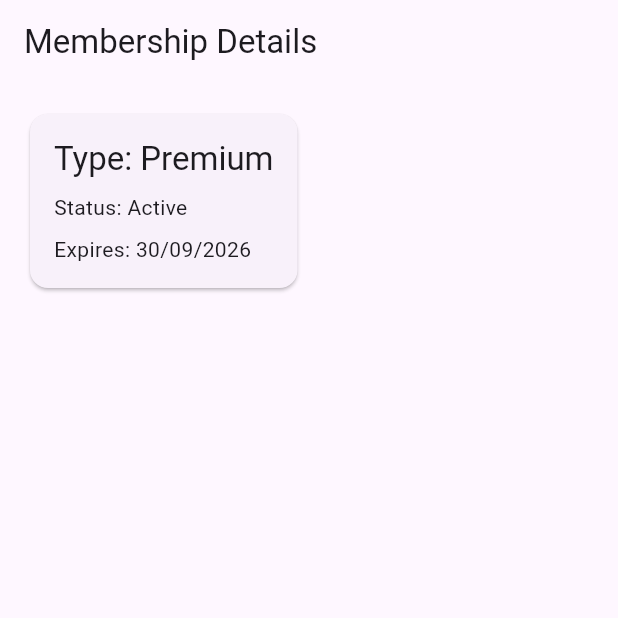
After one commit to Ventoqipa/vtqp_flutter_gym_sample, a Flutter app: the MembershipPage screen opened by its route, on a phone screen of 412 x 824 dp, the top half of it. The commit adds this screen. Run offline on Flutter 3.47's test engine with Material 3 defaults, Android fonts, the phone set to English and light mode, and no system bars; our stand-ins replace flutter_riverpod, go_router.

Commit message:
feat: implement membership and access history features with riverpod

```diff
--- /dev/null
+++ b/lib/features/access_history/domain/repositories/access_history_repository.dart
@@ -0,0 +1,5 @@
+import 'package:vtqp_flutter_gym_sample/features/access_history/domain/entities/access_record.dart';
+
+abstract class AccessHistoryRepository {
+  Future<List<AccessRecord>> getAccessHistory();
+}
--- /dev/null
+++ b/lib/features/membership/data/repositories/mock_membership_repository.dart
@@ -0,0 +1,15 @@
+import 'package:vtqp_flutter_gym_sample/features/membership/domain/entities/membership.dart';
+import 'package:vtqp_flutter_gym_sample/features/membership/domain/repositories/membership_repository.dart';
+
+class MockMembershipRepository implements MembershipRepository {
+  @override
+  Future<Membership> getMembership() async {
+    await Future<void>.delayed(const Duration(milliseconds: 300));
+
+    return const Membership(
+      type: 'Premium',
+      status: 'Active',
+      expirationDate: '30/09/2026',
+    );
+  }
+}
--- /dev/null
+++ b/lib/features/membership/domain/entities/membership.dart
@@ -0,0 +1,11 @@
+class Membership {
+  const Membership({
+    required this.type,
+    required this.status,
+    required this.expirationDate,
+  });
+
+  final String type;
+  final String status;
+  final String expirationDate;
+}
--- /dev/null
+++ b/lib/features/membership/domain/repositories/membership_repository.dart
@@ -0,0 +1,5 @@
+import 'package:vtqp_flutter_gym_sample/features/membership/domain/entities/membership.dart';
+
+abstract class MembershipRepository {
+  Future<Membership> getMembership();
+}
--- /dev/null
+++ b/lib/features/membership/presentation/pages/membership_page.dart
@@ -0,0 +1,44 @@
+import 'package:flutter/material.dart';
+import 'package:flutter_riverpod/flutter_riverpod.dart';
+import 'package:vtqp_flutter_gym_sample/features/membership/presentation/providers/membership_providers.dart';
+
+class MembershipPage extends ConsumerWidget {
+  const MembershipPage({super.key});
+
+  @override
+  Widget build(BuildContext context, WidgetRef ref) {
+    final membershipAsync = ref.watch(membershipFutureProvider);
+
+    return Scaffold(
+      appBar: AppBar(
+        title: const Text('Membership Details'),
+      ),
+      body: membershipAsync.when(
+        data: (membership) => Padding(
+          padding: const EdgeInsets.all(16.0),
+          child: Card(
+            child: Padding(
+              padding: const EdgeInsets.all(16.0),
+              child: Column(
+                mainAxisSize: MainAxisSize.min,
+                crossAxisAlignment: CrossAxisAlignment.start,
+                children: [
+                  Text(
+                    'Type: ${membership.type}',
+                    style: Theme.of(context).textTheme.titleLarge,
+                  ),
+                  const SizedBox(height: 8),
+                  Text('Status: ${membership.status}'),
+                  const SizedBox(height: 8),
+                  Text('Expires: ${membership.expirationDate}'),
+                ],
+              ),
+            ),
+          ),
+        ),
+        loading: () => const Center(child: CircularProgressIndicator()),
+        error: (err, stack) => Center(child: Text('Error: $err')),
+      ),
+    );
+  }
+}
--- /dev/null
+++ b/lib/features/membership/presentation/providers/membership_providers.dart
@@ -0,0 +1,19 @@
+import 'package:flutter_riverpod/flutter_riverpod.dart';
+import 'package:vtqp_flutter_gym_sample/features/membership/data/repositories/mock_membership_repository.dart';
+import 'package:vtqp_flutter_gym_sample/features/membership/domain/entities/membership.dart';
+import 'package:vtqp_flutter_gym_sample/features/membership/domain/repositories/membership_repository.dart';
+import 'package:vtqp_flutter_gym_sample/features/membership/domain/usecases/get_membership_usecase.dart';
+
+final membershipRepositoryProvider = Provider<MembershipRepository>((ref) {
+  return MockMembershipRepository();
+});
+
+final getMembershipUseCaseProvider = Provider<GetMembershipUseCase>((ref) {
+  final repository = ref.watch(membershipRepositoryProvider);
+  return GetMembershipUseCase(repository);
+});
+
+final membershipFutureProvider = FutureProvider<Membership>((ref) {
+  final useCase = ref.watch(getMembershipUseCaseProvider);
+  return useCase.execute();
+});
```
Also changed, not shown: lib/app/router/app_router.dart (+12 -1 lines), lib/features/access_history/data/repositories/mock_access_history_repository.dart (added, +30 -0 lines), lib/features/access_history/domain/entities/access_record.dart (added, +15 -0 lines), lib/features/access_history/domain/usecases/get_access_history_usecase.dart (added, +12 -0 lines), lib/features/access_history/presentation/pages/access_history_page.dart (added, +33 -0 lines), lib/features/access_history/presentation/providers/access_history_providers.dart (added, +21 -0 lines), lib/features/membership/domain/usecases/get_membership_usecase.dart (added, +12 -0 lines), 1 other file.
